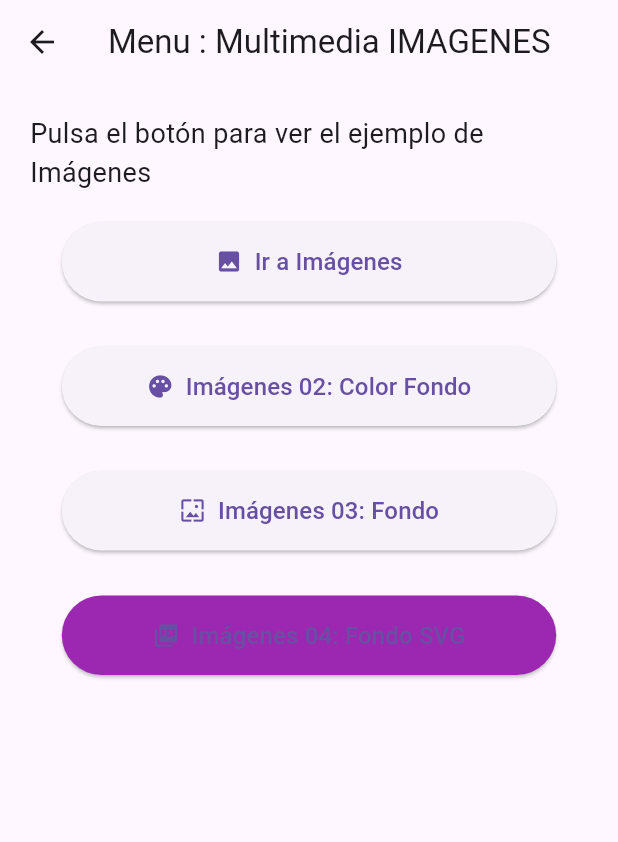
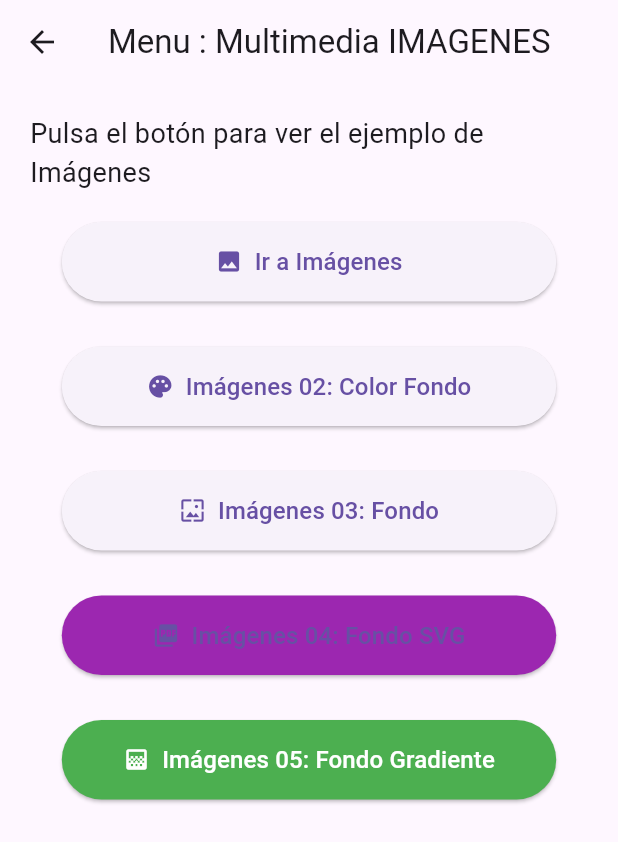
Before and after one commit to 66RAPTOR/multimedia01, a Flutter app: the HomeScreenImages screen opened directly, on a phone screen of 412 x 824 dp. Shown: the top 842 px of the screen. Run offline on Flutter 3.47's test engine with Material 3 defaults, Android fonts, the phone set to English and light mode, and no system bars; our stand-ins replace flutter_svg.

Commit message:
Crear y configurar archivo image_loading_screen_05

```diff
--- a/lib/screen/ExampleImages/home_screen_images.dart
+++ b/lib/screen/ExampleImages/home_screen_images.dart
@@ -6,6 +6,8 @@ import 'package:multimedia01/screen/ExampleImages/image_loading_screen_01.dart';
 import 'package:multimedia01/screen/ExampleImages/image_loading_screen_02.dart';
 import 'package:multimedia01/screen/ExampleImages/image_loading_screen_03.dart';
 import 'package:multimedia01/screen/ExampleImages/image_loading_screen_04.dart';
+
+import 'image_loading_screen_05.dart';
 
 // Función principal de Dart: El punto de entrada de la aplicación.
 void main() {
@@ -145,6 +147,28 @@ class HomeScreenImages extends StatelessWidget {
                 ),
               ),
 
+              const SizedBox(height: 30), // Separador
+              SizedBox(
+                width: buttonWidth, // Usamos el ancho adaptativo
+                child: ElevatedButton.icon(
+                  icon: const Icon(Icons.gradient), // Ícono que sugiere gradientes
+                  label: const Text('Imágenes 05: Fondo Gradiente', style: TextStyle(fontSize: 16)),
+                  style: ElevatedButton.styleFrom(
+                    padding: const EdgeInsets.symmetric(vertical: 15),
+                    backgroundColor: const Color(0xFF4CAF50), // Color base del botón para que coincida o contraste.
+                    foregroundColor: Colors.white,
+                  ),
+                  onPressed: () {
+                    Navigator.push(
+                      context,
+                      MaterialPageRoute(
+                        builder: (context) => const ImageLoadingScreen05(),
+                      ),
+                    );
+                  },
+                ),
+              ),
+
               // --- NUEVO: Botón de Imágenes 04 (Fondo SVG) ---
             ],
           ),
```
Also changed, not shown: lib/screen/ExampleImages/image_loading_screen_05.dart (added, +72 -0 lines).
